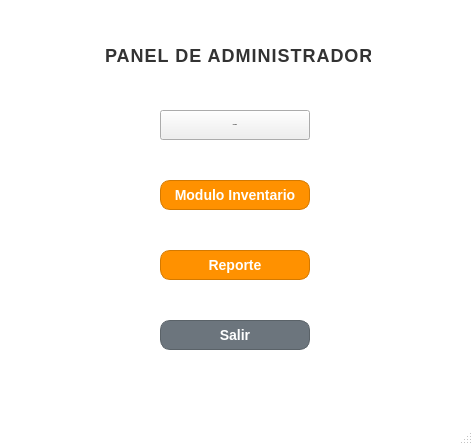
Old version of the form gui/admin.ui in the repository UTN-BDA-2026/repositorio-grupo-BCCG.
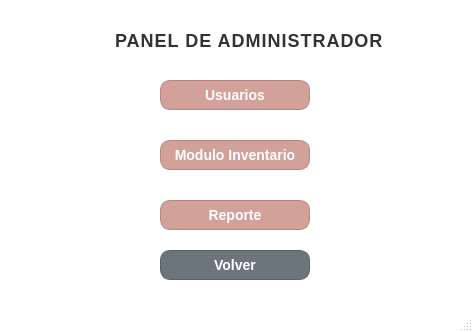
New version of the form.

Patch:
```diff
--- a/gui/admin.ui
+++ b/gui/admin.ui
@@ -7,7 +7,7 @@
     <x>0</x>
     <y>0</y>
     <width>473</width>
-    <height>445</height>
+    <height>332</height>
    </rect>
   </property>
   <property name="windowTitle">
@@ -114,10 +114,10 @@
    <widget class="QLabel" name="label">
     <property name="geometry">
      <rect>
-      <x>100</x>
-      <y>40</y>
-      <width>271</width>
-      <height>41</height>
+      <x>110</x>
+      <y>20</y>
+      <width>291</width>
+      <height>51</height>
      </rect>
     </property>
     <property name="font">
@@ -141,7 +141,7 @@
     <property name="geometry">
      <rect>
       <x>160</x>
-      <y>110</y>
+      <y>80</y>
       <width>150</width>
       <height>30</height>
      </rect>
@@ -155,21 +155,21 @@
     </property>
     <property name="styleSheet">
      <string notr="true">QPushButton {
-    background-color: #FF9100;
+    background-color: #D1A19A;
     color: white;
     border-radius: 10px;
     font-weight: bold;
     font-size: 14px;
-    border: 1px solid #D47900;
+    border: 1px solid #B88680;
 }
 
 QPushButton:hover {
-    background-color: #E68200;
+    background-color: #C29089;
 }
 
 QPushButton:pressed {
-    background-color: #CC7400;
-}l</string>
+    background-color: #B3817A; 
+}</string>
     </property>
     <property name="text">
      <string>Usuarios</string>
@@ -179,27 +179,27 @@
     <property name="geometry">
      <rect>
       <x>160</x>
-      <y>180</y>
+      <y>140</y>
       <width>150</width>
       <height>30</height>
      </rect>
     </property>
     <property name="styleSheet">
      <string notr="true">QPushButton {
-    background-color: #FF9100;
+    background-color: #D1A19A;
     color: white;
     border-radius: 10px;
     font-weight: bold;
     font-size: 14px;
-    border: 1px solid #D47900;
+    border: 1px solid #B88680;
 }
 
 QPushButton:hover {
-    background-color: #E68200;
+    background-color: #C29089;
 }
 
 QPushButton:pressed {
-    background-color: #CC7400;
+    background-color: #B3817A; 
 }</string>
     </property>
     <property name="text">
@@ -210,27 +210,27 @@
     <property name="geometry">
      <rect>
       <x>160</x>
-      <y>250</y>
+      <y>200</y>
       <width>150</width>
       <height>30</height>
      </rect>
     </property>
     <property name="styleSheet">
      <string notr="true">QPushButton {
-    background-color: #FF9100;
+    background-color: #D1A19A;
     color: white;
     border-radius: 10px;
     font-weight: bold;
     font-size: 14px;
-    border: 1px solid #D47900;
+    border: 1px solid #B88680;
 }
 
 QPushButton:hover {
-    background-color: #E68200;
+    background-color: #C29089;
 }
 
 QPushButton:pressed {
-    background-color: #CC7400;
+    background-color: #B3817A; 
 }</string>
     </property>
     <property name="text">
@@ -241,7 +241,7 @@
     <property name="geometry">
      <rect>
       <x>160</x>
-      <y>320</y>
+      <y>250</y>
       <width>150</width>
       <height>30</height>
      </rect>
@@ -265,7 +265,7 @@
 }</string>
     </property>
     <property name="text">
-     <string>Salir</string>
+     <string>Volver</string>
     </property>
    </widget>
   </widget>
```
